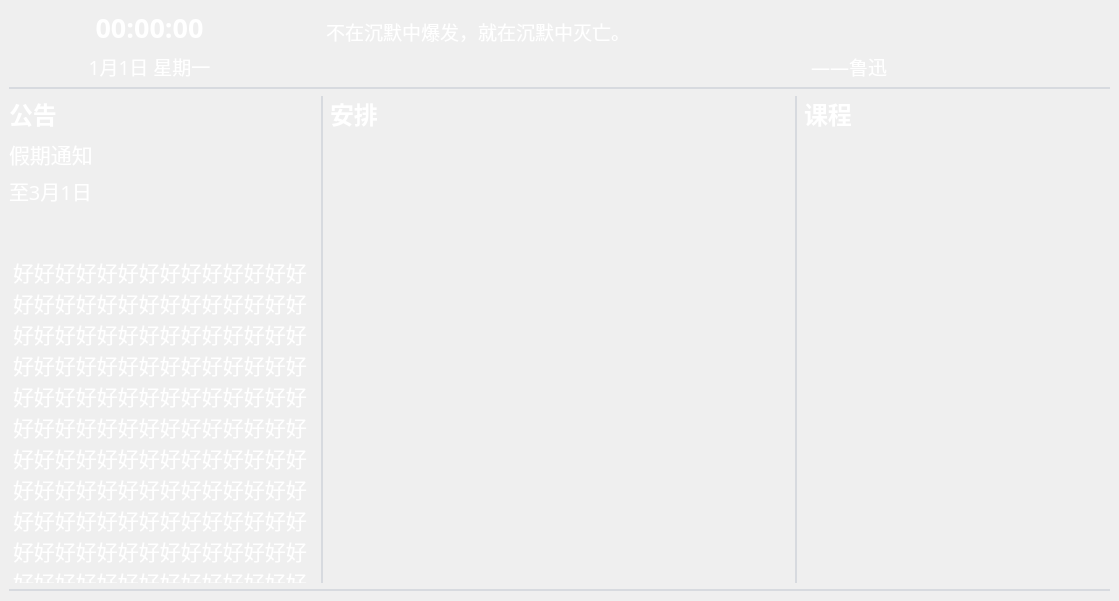
bili9blood/class-system, file display/mainwindow.ui: the form before one commit.
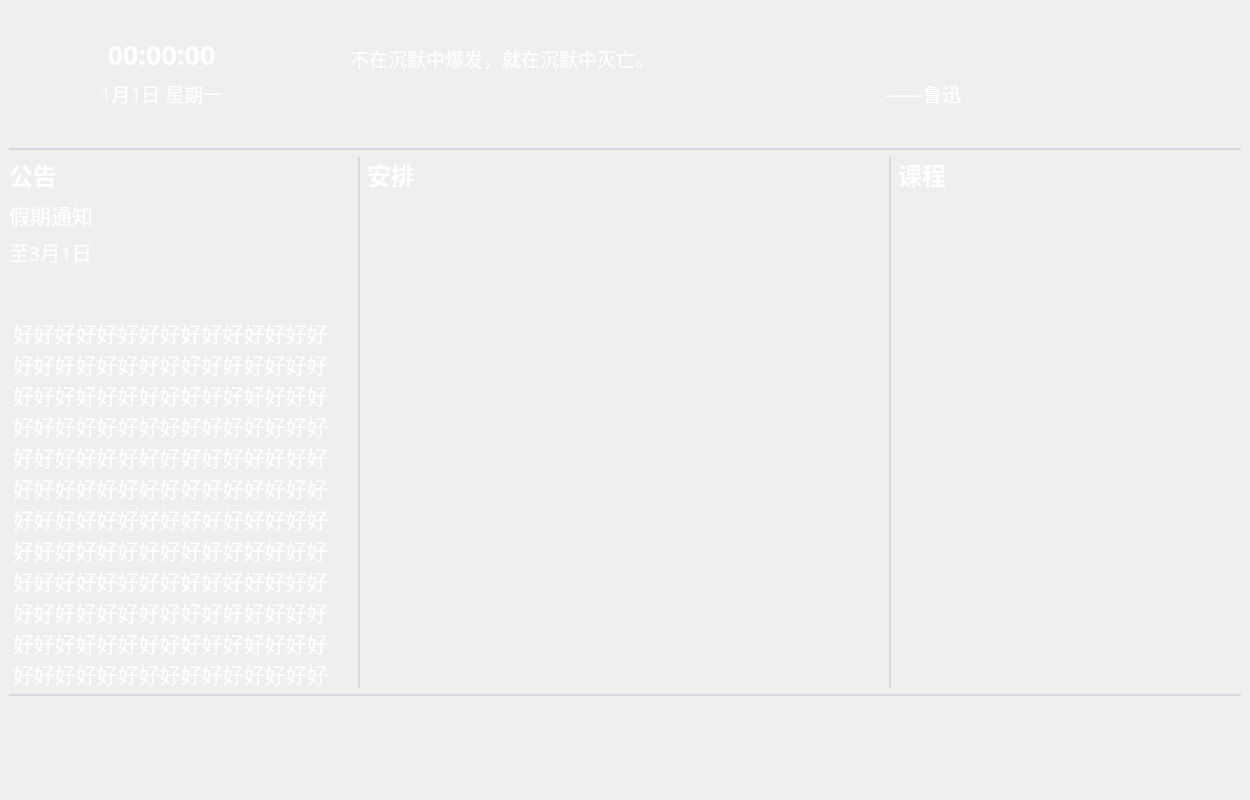
The form after the commit. Custom widgets are drawn as their Qt base class.

Commit message: feat(display): add WeatherWidget

```diff
--- a/display/mainwindow.ui
+++ b/display/mainwindow.ui
@@ -6,46 +6,30 @@
    <rect>
     <x>0</x>
     <y>0</y>
-    <width>1119</width>
-    <height>601</height>
+    <width>1250</width>
+    <height>800</height>
    </rect>
   </property>
   <property name="windowTitle">
    <string>MainWindow</string>
   </property>
+  <property name="styleSheet">
+   <string notr="true">color: white;</string>
+  </property>
   <widget class="QWidget" name="central_widget">
-   <layout class="QVBoxLayout" name="main_layout" stretch="0,0,0,0">
+   <layout class="QVBoxLayout" name="main_layout" stretch="3,0,12,0,2">
     <item>
-     <layout class="QGridLayout" name="header_layout" columnstretch="3,6,2">
+     <layout class="QGridLayout" name="header_layout" columnstretch="3,6,0,2">
       <property name="horizontalSpacing">
        <number>36</number>
       </property>
-      <item row="0" column="1">
-       <widget class="QLabel" name="sentence_text_label">
-        <property name="styleSheet">
-         <string notr="true">font-size: 14pt;
-font-weight: thin;
-font-family: Microsoft Yahei;
-color: white;</string>
-        </property>
-        <property name="text">
-         <string>不在沉默中爆发，就在沉默中灭亡。</string>
-        </property>
-        <property name="alignment">
-         <set>Qt::AlignBottom|Qt::AlignLeading|Qt::AlignLeft</set>
-        </property>
-        <property name="wordWrap">
-         <bool>true</bool>
-        </property>
-       </widget>
-      </item>
       <item row="0" column="0">
        <widget class="QLabel" name="time_label">
         <property name="styleSheet">
          <string notr="true">font-size: 20pt;
 font-weight: bold;
 font-family: Fira Mono;
-color: white;</string>
+</string>
         </property>
         <property name="text">
          <string>00:00:00</string>
@@ -58,13 +42,30 @@
         </property>
        </widget>
       </item>
+      <item row="0" column="1">
+       <widget class="QLabel" name="sentence_text_label">
+        <property name="styleSheet">
+         <string notr="true">font-size: 14pt;
+font-family: Microsoft Yahei;
+</string>
+        </property>
+        <property name="text">
+         <string>不在沉默中爆发，就在沉默中灭亡。</string>
+        </property>
+        <property name="alignment">
+         <set>Qt::AlignBottom|Qt::AlignLeading|Qt::AlignLeft</set>
+        </property>
+        <property name="wordWrap">
+         <bool>true</bool>
+        </property>
+       </widget>
+      </item>
       <item row="1" column="1">
        <widget class="QLabel" name="sentence_author_label">
         <property name="styleSheet">
          <string notr="true">font-size: 14pt;
-font-weight: thin;
 font-family: Microsoft Yahei;
-color: white;</string>
+</string>
         </property>
         <property name="text">
          <string>——鲁迅</string>
@@ -78,9 +79,8 @@
        <widget class="QLabel" name="date_weekday_label">
         <property name="styleSheet">
          <string notr="true">font-size: 14pt;
-font-weight: thin;
 font-family: Microsoft Yahei;
-color: white;</string>
+</string>
         </property>
         <property name="text">
          <string>1月1日 星期一</string>
@@ -90,9 +90,22 @@
         </property>
        </widget>
       </item>
-      <item row="0" column="2" rowspan="2">
+      <item row="0" column="3" rowspan="2">
        <widget class="TitleWidget" name="title_widget" native="true"/>
       </item>
+      <item row="0" column="2" rowspan="2">
+       <spacer name="horizontalSpacer">
+        <property name="orientation">
+         <enum>Qt::Horizontal</enum>
+        </property>
+        <property name="sizeHint" stdset="0">
+         <size>
+          <width>40</width>
+          <height>20</height>
+         </size>
+        </property>
+       </spacer>
+      </item>
      </layout>
     </item>
     <item>
@@ -119,7 +132,7 @@
          <string notr="true">font-size: 18pt;
 font-weight: bold;
 font-family: Microsoft YaHei;
-color: white;</string>
+</string>
         </property>
         <property name="text">
          <string>课程</string>
@@ -135,7 +148,7 @@
          <string notr="true">font-size: 18pt;
 font-weight: bold;
 font-family: Microsoft YaHei;
-color: white;</string>
+</string>
         </property>
         <property name="text">
          <string>公告</string>
@@ -151,7 +164,7 @@
          <string notr="true">font-size: 18pt;
 font-weight: bold;
 font-family: Microsoft YaHei;
-color: white;</string>
+</string>
         </property>
         <property name="text">
          <string>安排</string>
@@ -168,7 +181,7 @@
           <property name="styleSheet">
            <string notr="true">font-size: 16pt;
 font-family: Microsoft YaHei;
-color: white;</string>
+</string>
           </property>
           <property name="text">
            <string>假期通知</string>
@@ -183,7 +196,7 @@
           <property name="styleSheet">
            <string notr="true">font-size: 15pt;
 font-family: Microsoft YaHei;
-color: white;</string>
+font-weight: 300;</string>
           </property>
           <property name="text">
            <string>至3月1日</string>
@@ -208,7 +221,7 @@
           <property name="styleSheet">
            <string notr="true">font-size: 14pt;
 font-family: Microsoft YaHei;
-color: white;
+
 background: transparent;</string>
           </property>
           <property name="frameShape">
@@ -284,6 +297,42 @@
       </property>
      </widget>
     </item>
+    <item>
+     <layout class="QHBoxLayout" name="weather_layout">
+      <property name="spacing">
+       <number>4</number>
+      </property>
+      <item>
+       <widget class="WeatherWidget" name="weather_widget_1" native="true">
+        <property name="styleSheet">
+         <string notr="true">color: #ee8545;
+font-weight: bold;</string>
+        </property>
+        <property name="class" stdset="0">
+         <string>weather-today</string>
+        </property>
+       </widget>
+      </item>
+      <item>
+       <widget class="WeatherWidget" name="weather_widget_2" native="true"/>
+      </item>
+      <item>
+       <widget class="WeatherWidget" name="weather_widget_3" native="true"/>
+      </item>
+      <item>
+       <widget class="WeatherWidget" name="weather_widget_4" native="true"/>
+      </item>
+      <item>
+       <widget class="WeatherWidget" name="weather_widget_5" native="true"/>
+      </item>
+      <item>
+       <widget class="WeatherWidget" name="weather_widget_6" native="true"/>
+      </item>
+      <item>
+       <widget class="WeatherWidget" name="weather_widget_7" native="true"/>
+      </item>
+     </layout>
+    </item>
    </layout>
   </widget>
  </widget>
@@ -294,6 +343,12 @@
    <header>titlewidget.h</header>
    <container>1</container>
   </customwidget>
+  <customwidget>
+   <class>WeatherWidget</class>
+   <extends>QWidget</extends>
+   <header>weatherwidget.h</header>
+   <container>1</container>
+  </customwidget>
  </customwidgets>
  <resources/>
  <connections/>
```
The commit also changes 3 other files.
